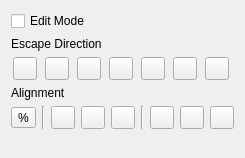
The window that plugins/defaultTools/connectionTool/ConnectionPointWidget.ui (KDE/calligra) describes before a commit, drawn with Qt 5.
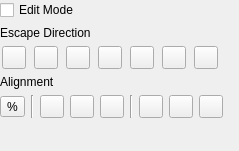
The same window after the commit.

Commit message: Port last remaining word KoModeBox tab to new design

Diff of the .ui file:
```diff
--- a/plugins/defaultTools/connectionTool/ConnectionPointWidget.ui
+++ b/plugins/defaultTools/connectionTool/ConnectionPointWidget.ui
@@ -10,7 +10,25 @@
     <height>151</height>
    </rect>
   </property>
+  <property name="sizePolicy">
+   <sizepolicy hsizetype="Preferred" vsizetype="Fixed">
+    <horstretch>0</horstretch>
+    <verstretch>0</verstretch>
+   </sizepolicy>
+  </property>
   <layout class="QGridLayout" name="gridLayout">
+   <property name="topMargin">
+    <number>0</number>
+   </property>
+   <property name="leftMargin">
+    <number>0</number>
+   </property>
+   <property name="rightMargin">
+    <number>0</number>
+   </property>
+   <property name="bottomMargin">
+    <number>0</number>
+   </property>
    <item row="0" column="2" rowspan="7">
     <spacer name="horizontalSpacer">
      <property name="orientation">
```
The commit also changes 5 other files.
